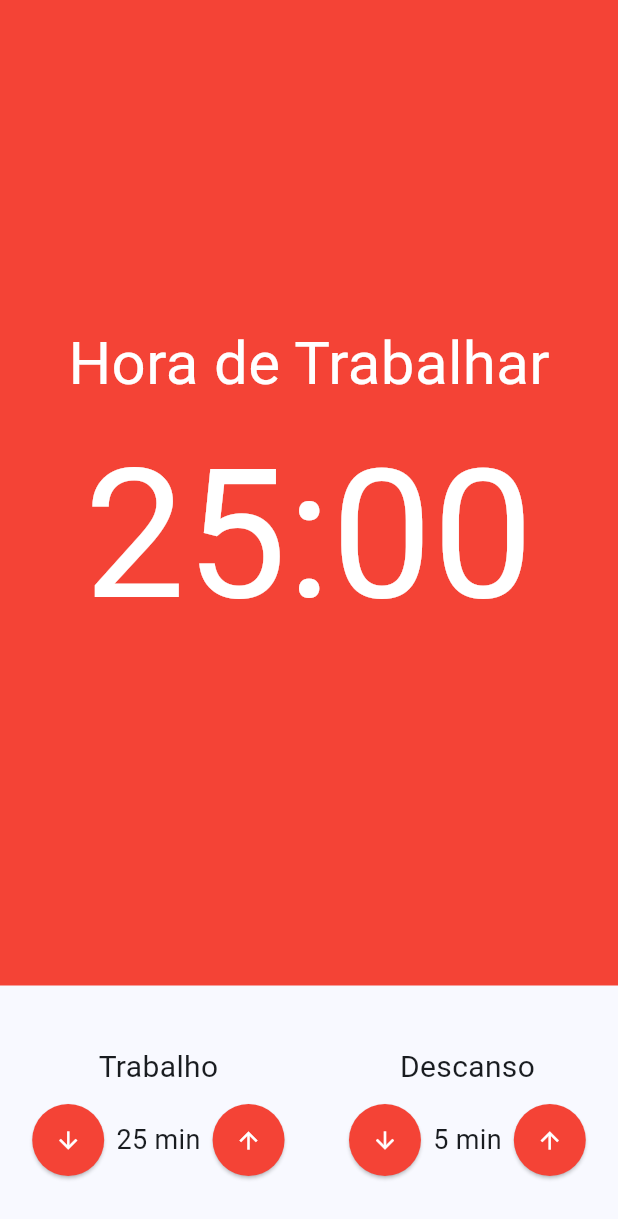
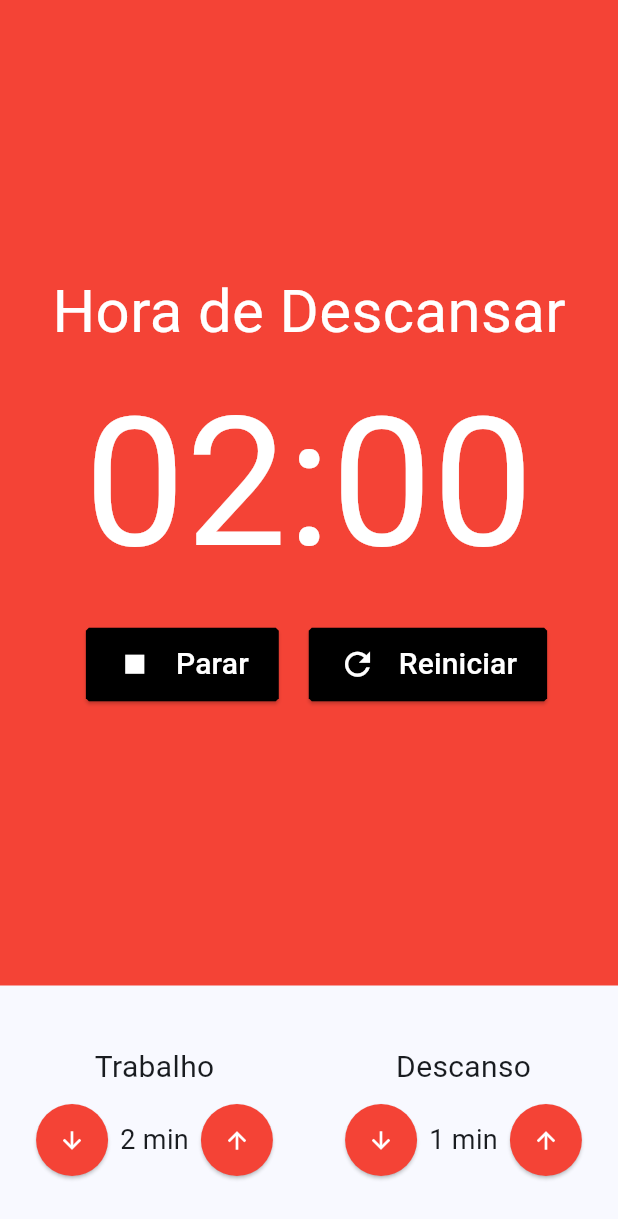
Before and after one commit to pedropaulinopires/Flutter_Projetos, a Flutter app: the screen it shows after launch, on a phone screen of 412 x 824 dp. Shown: the top 1219 px of the screen. Run offline on Flutter 3.47's test engine with Material 3 defaults, Android fonts, the light colour scheme and no system bars; our stand-ins replace cloud_firestore, cool_alert, firebase_auth, firebase_core, firebase_messaging, firebase_storage and 8 more; missing offline and left inert: dart:ffi; accounts and stored records are empty; generated files the repository leaves out were written again.

Commit message:
Implementado componentes

```diff
--- a/pomodoro/lib/components/cronometro.dart
+++ b/pomodoro/lib/components/cronometro.dart
@@ -1,31 +1,69 @@
 import 'package:flutter/material.dart';
+import 'package:flutter_mobx/flutter_mobx.dart';
+import 'package:pomodoro/components/cronometro_button.dart';
+import 'package:pomodoro/store/pomodoro.store.dart';
+import 'package:provider/provider.dart';
 
 class Cronometro extends StatelessWidget {
   const Cronometro({super.key});
 
   @override
   Widget build(BuildContext context) {
+    final store = Provider.of<PomodoroStore>(context);
+
+    return Observer(
+      builder: (_) {
         return Container(
-      color: Colors.red,
+          color: store.estaTrabalhando() ? Colors.red : Colors.green,
           child: Column(
             mainAxisAlignment: MainAxisAlignment.center,
             children: [
               Text(
-            'Hora de Trabalhar',
-            style: TextStyle(
+                store.estaTrabalhando() ? 'Hora de Descansar' : 'Hora de Trabalhar',
+                style: const TextStyle(
                   fontSize: 40,
                   color: Colors.white,
                 ),
               ),
               Text(
-            '25:00',
-            style: TextStyle(
-              fontSize: 120,
-              color: Colors.white
+                '${store.minutos.toString().padLeft(2, '0')}:${store.segundos.toString().padLeft(2, '0')}',
+                style: const TextStyle(fontSize: 120, color: Colors.white),
               ),
+              Row(
+                mainAxisAlignment: MainAxisAlignment.center,
+                children: [
+                  if (store.iniciado)
+                    Padding(
+                      padding: const EdgeInsets.only(right: 10),
+                      child: CronometroButton(
+                        text: 'Iniciar',
+                        icon: Icons.play_arrow,
+                        click: store.iniciar,
+                      ),
+                    ),
+                  if (!store.iniciado)
+                    Padding(
+                      padding: const EdgeInsets.all(10),
+                      child: CronometroButton(
+                        text: 'Parar',
+                        icon: Icons.stop,
+                        click: store.parar,
+                      ),
+                    ),
+                  Padding(
+                    padding: const EdgeInsets.only(left: 10),
+                    child: CronometroButton(
+                      text: 'Reiniciar',
+                      icon: Icons.refresh,
+                      click: store.reiniciar,
+                    ),
+                  ),
+                ],
               )
             ],
           ),
         );
       }
+    );
   }
+}
--- /dev/null
+++ b/pomodoro/lib/components/cronometro_button.dart
@@ -0,0 +1,43 @@
+import 'package:flutter/material.dart';
+
+class CronometroButton extends StatelessWidget {
+  final String text;
+  final IconData icon;
+  final void Function()? click;
+
+  const CronometroButton({
+    super.key,
+    required this.text,
+    required this.icon,
+    this.click,
+  });
+
+  @override
+  Widget build(BuildContext context) {
+    return ElevatedButton(
+        style: ElevatedButton.styleFrom(
+          backgroundColor: Colors.black,
+          foregroundColor: Colors.white,
+          padding: const EdgeInsets.symmetric(horizontal: 20, vertical: 10),
+          shape: BeveledRectangleBorder(
+            borderRadius: BorderRadius.circular(2),
+          ),
+        ),
+        onPressed: click,
+        child: Row(
+          children: [
+            Icon(
+              icon,
+              size: 25,
+            ),
+            const SizedBox(
+              width: 15,
+            ),
+            Text(
+              text,
+              style: const TextStyle(fontSize: 20),
+            ),
+          ],
+        ));
+  }
+}
--- a/pomodoro/lib/components/entrada_tempo.dart
+++ b/pomodoro/lib/components/entrada_tempo.dart
@@ -1,17 +1,24 @@
 import 'package:flutter/material.dart';
+import 'package:pomodoro/store/pomodoro.store.dart';
+import 'package:provider/provider.dart';
 
 class EntradaTempo extends StatelessWidget {
   final String title;
   final int valor;
+  final void Function()? inc;
+  final void Function()? dec;
 
   const EntradaTempo({
     super.key,
     required this.title,
     required this.valor,
+    this.inc,
+    this.dec,
   });
 
   @override
   Widget build(BuildContext context) {
+    final store = Provider.of<PomodoroStore>(context);
     return Column(
       crossAxisAlignment: CrossAxisAlignment.center,
       children: [
@@ -19,17 +26,21 @@ class EntradaTempo extends StatelessWidget {
           title,
           style: const TextStyle(fontSize: 20),
         ),
-        const SizedBox(height: 10,),
+        const SizedBox(
+          height: 10,
+        ),
         Row(
           mainAxisAlignment: MainAxisAlignment.center,
           children: [
             ElevatedButton(
-              onPressed: () {},
+              onPressed: dec,
               style: ElevatedButton.styleFrom(
                 shape: const CircleBorder(),
                 padding: const EdgeInsets.all(15),
                 foregroundColor: Colors.white,
-                  backgroundColor: Colors.red),
+                backgroundColor:
+                    store.estaTrabalhando() ? Colors.red : Colors.green,
+              ),
               child: const Icon(Icons.arrow_downward),
             ),
             Text(
@@ -37,12 +48,14 @@ class EntradaTempo extends StatelessWidget {
               style: const TextStyle(fontSize: 18),
             ),
             ElevatedButton(
-              onPressed: () {},
+              onPressed: inc,
               style: ElevatedButton.styleFrom(
                 shape: const CircleBorder(),
                 padding: const EdgeInsets.all(15),
                 foregroundColor: Colors.white,
-                  backgroundColor: Colors.red),
+                backgroundColor:
+                    store.estaTrabalhando() ? Colors.red : Colors.green,
+              ),
               child: const Icon(Icons.arrow_upward),
             ),
           ],
--- a/pomodoro/lib/components/pomodoro_page.dart
+++ b/pomodoro/lib/components/pomodoro_page.dart
@@ -1,13 +1,18 @@
 import 'package:flutter/material.dart';
 import 'package:pomodoro/components/cronometro.dart';
 import 'package:pomodoro/components/entrada_tempo.dart';
+import 'package:pomodoro/store/pomodoro.store.dart';
+import 'package:provider/provider.dart';
+import 'package:flutter_mobx/flutter_mobx.dart';
 
 class PomodoroPage extends StatelessWidget {
   const PomodoroPage({super.key});
 
   @override
   Widget build(BuildContext context) {
-    return const Scaffold(
+    final store = Provider.of<PomodoroStore>(context);
+
+    return Scaffold(
       body: Column(
         crossAxisAlignment: CrossAxisAlignment.stretch,
         children: [
@@ -16,12 +21,24 @@ class PomodoroPage extends StatelessWidget {
           ),
           Padding(
             padding: const EdgeInsets.symmetric(vertical: 40),
-            child: Row(
-              mainAxisAlignment: MainAxisAlignment.spaceAround,
-              children: [
-                EntradaTempo(title: 'Trabalho', valor: 25),
-                EntradaTempo(title: 'Descanso', valor: 5),
-              ],
+            child: Observer(
+              builder:(ctx) => Row(
+                mainAxisAlignment: MainAxisAlignment.spaceAround,
+                children: [
+                  EntradaTempo(
+                    title: 'Trabalho',
+                    valor: store.tempoTrabalho,
+                    inc: store.incrementTempoTrabalho,
+                    dec: store.decrementTempoTrabalho,
+                  ),
+                  EntradaTempo(
+                    title: 'Descanso',
+                    valor: store.tempoDescanso,
+                    inc: store.incrementTempoDescanso,
+                    dec: store.decrementTempoDescanso,
+                  ),
+                ],
+              ),
             ),
           )
         ],
--- a/pomodoro/lib/main.dart
+++ b/pomodoro/lib/main.dart
@@ -1,5 +1,7 @@
 import 'package:flutter/material.dart';
 import 'package:pomodoro/components/pomodoro_page.dart';
+import 'package:pomodoro/store/pomodoro.store.dart';
+import 'package:provider/provider.dart';
 
 void main() {
   runApp(const MyApp());
@@ -10,13 +12,18 @@ class MyApp extends StatelessWidget {
 
   @override
   Widget build(BuildContext context) {
-    return MaterialApp(
-      title: 'Flutter Demo',
-      theme: ThemeData(
-        colorScheme: ColorScheme.fromSeed(seedColor: Colors.blue),
-        useMaterial3: true,
+    return MultiProvider(
+      providers: [
+        Provider<PomodoroStore>(create: (context) => PomodoroStore())
+      ],
+      child: MaterialApp(
+        title: 'Flutter Demo',
+        theme: ThemeData(
+          colorScheme: ColorScheme.fromSeed(seedColor: Colors.blue),
+          useMaterial3: true,
+        ),
+        home: const PomodoroPage(),
       ),
-      home: const PomodoroPage(),
     );
   }
 }
```
Also changed, not shown: pomodoro/lib/store/pomodoro.store.dart (added, +93 -0 lines), pomodoro/lib/store/pomodoro.store.g.dart (added). Lines whose indentation alone changed are shown as unchanged.
